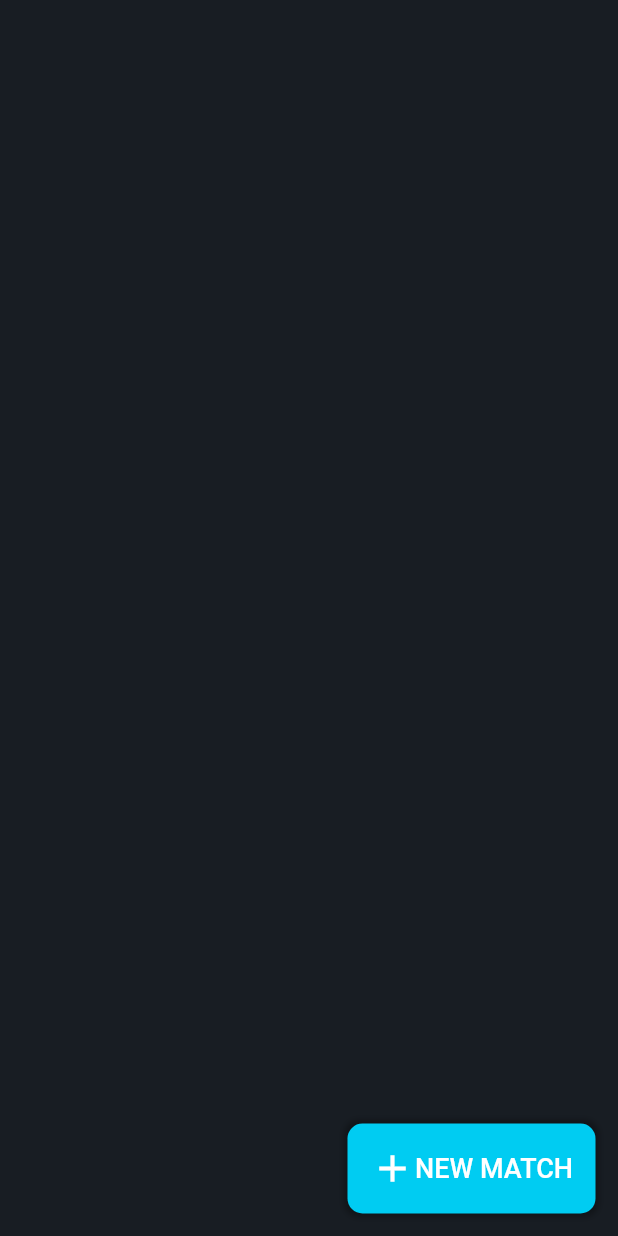
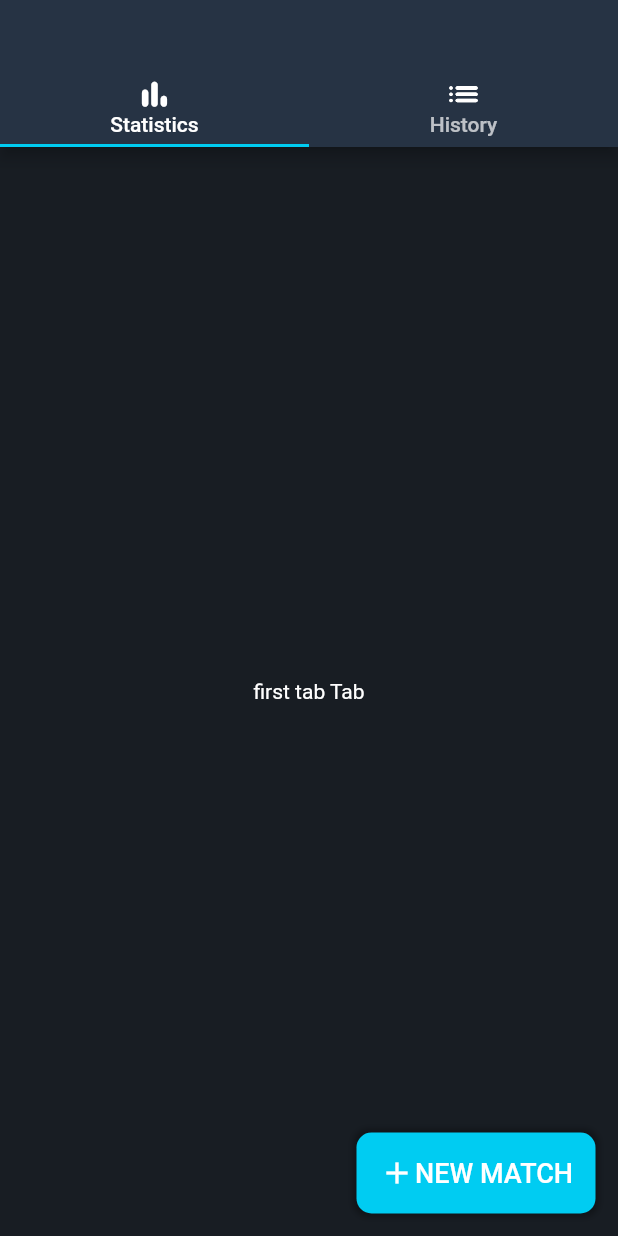
Before and after one commit to Spatenfe/schafkopf_app, a Flutter app: the screen it shows after launch, on a phone screen of 412 x 824 dp. Run offline on Flutter 3.47's test engine with Material 2 defaults, Android fonts, the phone set to English and light mode, and no system bars; statements that could not run were skipped.

Commit message:
TabBar added

```diff
--- a/lib/main.dart
+++ b/lib/main.dart
@@ -1,12 +1,15 @@
 import 'package:flutter/cupertino.dart';
 import 'package:flutter/material.dart';
 import 'package:schafkopf_app/sbutton.dart';
+import 'package:schafkopf_app/stabbar.dart';
 
 void main(){
   runApp(SchafkopfCal());
 }
 
 class SchafkopfCal extends StatelessWidget{
+  double iconSize = 25;
+  Color iconColor = Colors.white;
   @override
   Widget build(BuildContext context){
     return MaterialApp(
@@ -18,21 +21,23 @@ class SchafkopfCal extends StatelessWidget{
 
         textTheme: TextTheme(
           bodyText1: TextStyle(fontSize: 18),
+          headline1: TextStyle(
+            fontSize: 15,
+            color: Colors.white,
+            fontWeight: FontWeight.bold,
+          ),
         ),
-        iconTheme: IconThemeData(
-          size: 30,
-          color: Colors.white,
-          ),
       ),
 
       home:  Scaffold(
         body: new Center(
           child: new Stack(
             children: <Widget>[
+              STabBar(Color(0xFF263344), iconSize, iconColor, Theme.of(context).textTheme.headline1),
               Positioned(
                 bottom: 15, right: 15,
                 child: SButton("NEW MATCH"),
-              )
+              ),
             ],
           ),
         ),
--- /dev/null
+++ b/lib/spagestats.dart
@@ -0,0 +1,19 @@
+
+import 'package:flutter/cupertino.dart';
+import 'package:flutter/material.dart';
+
+class SPageStats extends StatelessWidget{
+  int playercount = 4;
+  @override
+  SPageStats(){}
+  Widget build(BuildContext context) {
+    return Column(
+      children: [
+        	for(int i = 0; i < playercount; i++){
+            Icon: Icons.access_alarm_outlined,
+          }
+      ],
+    );
+  }
+
+}
--- /dev/null
+++ b/lib/stabbar.dart
@@ -0,0 +1,99 @@
+import 'package:flutter/cupertino.dart';
+import 'package:flutter/material.dart';
+import 'package:schafkopf_app/spagestats.dart';
+
+class STabBar extends StatelessWidget {
+  @override
+  // ignore: override_on_non_overriding_member
+  double iconSize;
+  Color tabColor;
+  Color iconColor;
+  TextStyle headline1;
+  List<Tab> tabs_header = <Tab>[];
+  STabBar(Color color, double iSize, Color iColor, TextStyle hline1) {
+    tabColor = color;
+    iconSize = iSize;
+    print("ALARM: " + iSize.toString());
+    iconColor = iColor;
+    headline1 = headline1;
+
+    tabs_header = [
+      Tab(
+        child: Column(
+          children: [
+            Icon(
+              Icons.bar_chart_rounded,
+              size: iconSize,
+              color: iconColor,
+            ),
+            Text(
+              "Statistics",
+              style: headline1,
+            )
+          ],
+        ),
+      ),
+      Tab(
+        child: Column(
+          children: [
+            Icon(
+              Icons.list_rounded,
+              size: iconSize,
+              color: iconColor,
+            ),
+            Text(
+              "History",
+              style: headline1,
+            )
+          ],
+        ),
+      ),
+    ];
+  }
+  List<Tab> tabs_content = <Tab>[
+    Tab(
+      text: "first tab",
+      child: SPageStats(),
+    ),
+    Tab(
+      text: "second tab",
+    ),
+  ];
+
+  Widget build(BuildContext context) {
+    return DefaultTabController(
+      length: 2,
+      // The Builder widget is used to have a different BuildContext to access
+      // closest DefaultTabController.
+      child: Builder(builder: (BuildContext context) {
+        final TabController tabController = DefaultTabController.of(context);
+        tabController.addListener(() {
+          if (!tabController.indexIsChanging) {
+            // Your code goes here.
+            // To get index of current tab use tabController.index
+          }
+        });
+        return Scaffold(
+          //backgroundColor: Colors.white,
+          appBar: AppBar(
+            backgroundColor: tabColor,
+            toolbarHeight: 50,
+            bottom: TabBar(
+              tabs: tabs_header,
+            ),
+          ),
+          body: TabBarView(
+            children: tabs_content.map((Tab tab) {
+              return Center(
+                child: Text(
+                  tab.text + ' Tab',
+                  style: Theme.of(context).textTheme.headline1,
+                ),
+              );
+            }).toList(),
+          ),
+        );
+      }),
+    );
+  }
+}
```
